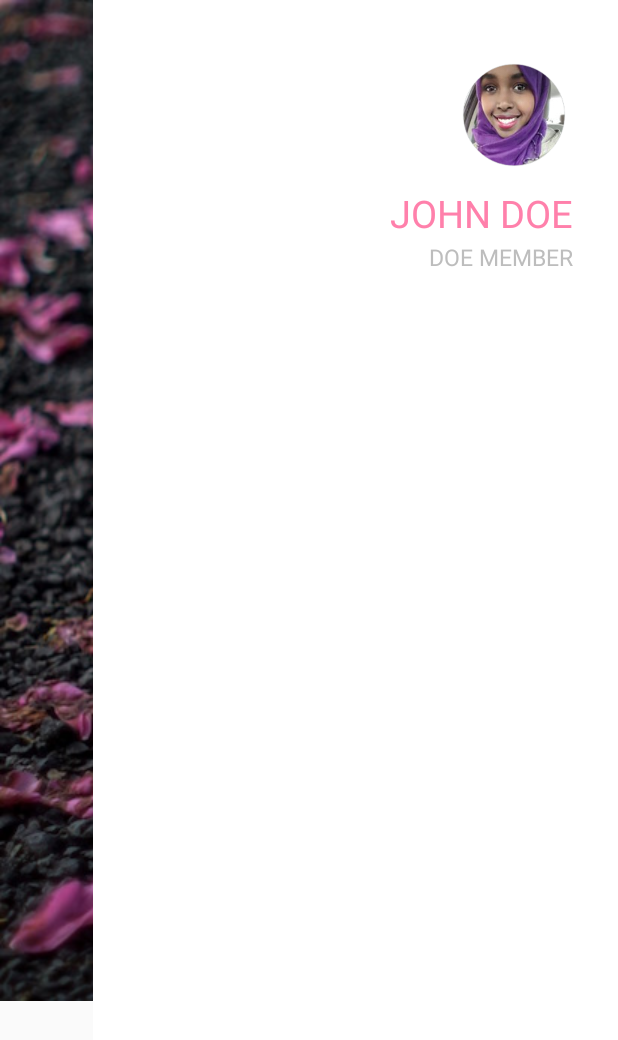
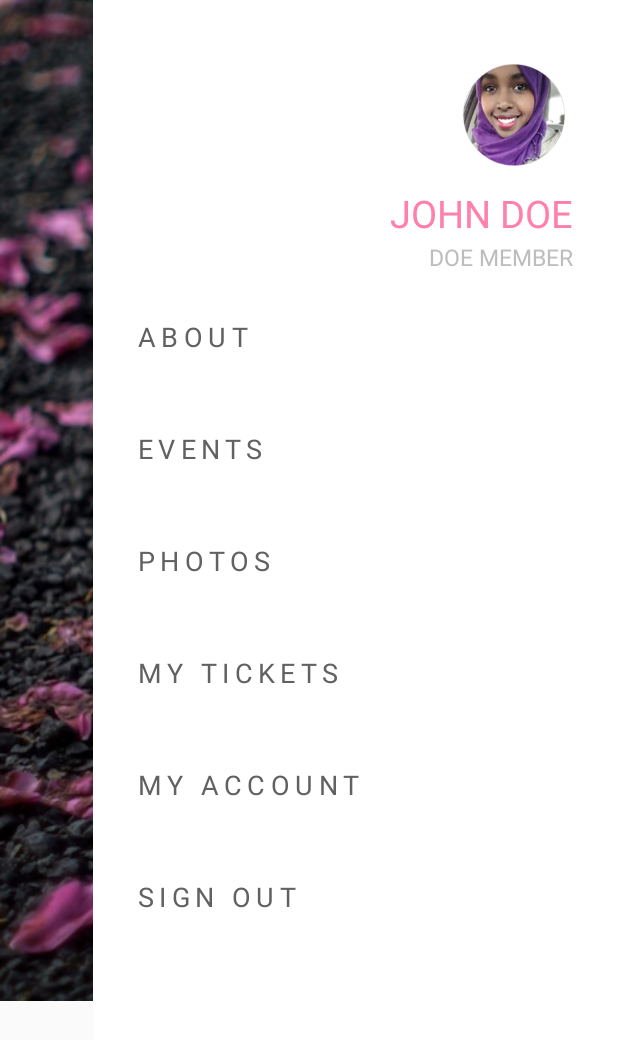
Before and after one commit to 5adiyah/DoeApp, an Android app: the ProfileActivity screen opened directly, with no data from a screen before it, on a phone screen of 412 x 824 dp. Shown: the top 1040 px of the screen. Run offline under Robolectric (Android 15) with nearby library versions, the phone set to English and light mode, and no system bars.

Commit message:
Add menu to profile page

```diff
--- a/app/src/main/res/layout/activity_main.xml
+++ b/app/src/main/res/layout/activity_main.xml
@@ -50,9 +50,8 @@
             android:inputType="textEmailAddress"
             android:ems="10"
             android:id="@+id/loginEmail"
-            android:layout_marginTop="250dp"
+            android:layout_marginTop="240dp"
             android:backgroundTint="@color/Teal100Light"
-            android:background="@color/Teal100Light"
             android:layout_alignParentTop="true"
             android:layout_centerHorizontal="true" />
 
@@ -66,7 +65,6 @@
             android:layout_below="@+id/loginEmail"
             android:layout_marginTop="20dp"
             android:backgroundTint="@color/Teal100Light"
-            android:background="@color/Teal100Light"
             android:layout_centerHorizontal="true" />
 
         <Button
--- a/app/src/main/res/layout/activity_profile.xml
+++ b/app/src/main/res/layout/activity_profile.xml
@@ -40,7 +40,7 @@
             android:layout_alignParentTop="true"
             android:layout_marginTop="30dp"
             android:layout_marginRight="-210dp"
-            android:src="@drawable/profilePic"/>
+            android:src="@drawable/profilepic2"/>
 
         <TextView
             android:layout_width="wrap_content"
@@ -58,7 +58,7 @@
             android:layout_width="wrap_content"
             android:layout_height="wrap_content"
             android:text="DOE MEMBER"
-            android:id="@+id/profileSettings"
+            android:id="@+id/profileMemberType"
             android:layout_below="@+id/profileName"
             android:layout_alignParentRight="true"
             android:layout_marginTop="1dp"
@@ -66,6 +66,86 @@
             android:textColor="@color/GreyLight"
             android:textSize="15sp" />
 
+        <TextView
+            android:layout_width="wrap_content"
+            android:layout_height="wrap_content"
+            android:text="ABOUT"
+            android:id="@+id/profileAbout"
+            android:layout_below="@+id/profileMemberType"
+            android:layout_marginTop="30dp"
+            android:layout_marginLeft="30dp"
+            android:textColor="@color/GreySecondaryText"
+            android:textSize="18sp"
+            android:letterSpacing="0.2"
+            />
+
+        <TextView
+            android:layout_width="wrap_content"
+            android:layout_height="wrap_content"
+            android:text="EVENTS"
+            android:id="@+id/profileEvents"
+            android:layout_below="@+id/profileAbout"
+            android:layout_marginTop="50dp"
+            android:layout_marginLeft="30dp"
+            android:textColor="@color/GreySecondaryText"
+            android:textSize="18sp"
+            android:letterSpacing="0.2"
+            />
+
+        <TextView
+            android:layout_width="wrap_content"
+            android:layout_height="wrap_content"
+            android:text="PHOTOS"
+            android:id="@+id/profilePhotos"
+            android:layout_below="@+id/profileEvents"
+            android:layout_marginTop="50dp"
+            android:layout_marginLeft="30dp"
+            android:textColor="@color/GreySecondaryText"
+            android:textSize="18sp"
+            android:letterSpacing="0.2"
+            />
+
+
+        <TextView
+            android:layout_width="wrap_content"
+            android:layout_height="wrap_content"
+            android:text="MY TICKETS"
+            android:id="@+id/profileTickets"
+            android:layout_below="@+id/profilePhotos"
+            android:layout_marginTop="50dp"
+            android:layout_marginLeft="30dp"
+            android:textColor="@color/GreySecondaryText"
+            android:textSize="18sp"
+            android:letterSpacing="0.2"
+            />
+
+        <TextView
+            android:layout_width="wrap_content"
+            android:layout_height="wrap_content"
+            android:text="MY ACCOUNT"
+            android:id="@+id/profileAccount"
+            android:layout_below="@+id/profileTickets"
+            android:layout_marginTop="50dp"
+            android:layout_marginLeft="30dp"
+            android:textColor="@color/GreySecondaryText"
+            android:textSize="18sp"
+            android:letterSpacing="0.2"
+            />
+
+        <TextView
+            android:layout_width="wrap_content"
+            android:layout_height="wrap_content"
+            android:text="SIGN OUT"
+            android:id="@+id/profileSignout"
+            android:layout_below="@+id/profileAccount"
+            android:layout_marginTop="50dp"
+            android:layout_marginLeft="30dp"
+            android:textColor="@color/GreySecondaryText"
+            android:textSize="18sp"
+            android:letterSpacing="0.2"
+            />
+
+
     </RelativeLayout>
 
 </RelativeLayout>
--- a/app/src/main/res/values/styles.xml
+++ b/app/src/main/res/values/styles.xml
@@ -8,4 +8,6 @@
         <item name="colorAccent">@color/PinkAccent100</item>
     </style>
 
+    <style name="MyTheme" parent="Theme.AppCompat.Light.NoActionBar" />
+
 </resources>
```
Also changed, not shown: app/src/main/res/drawable/profilepic2.png (added).
